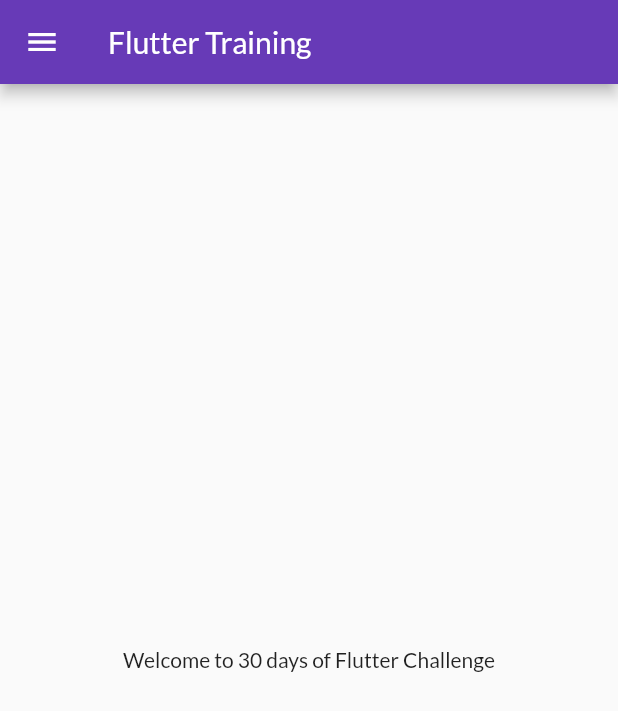
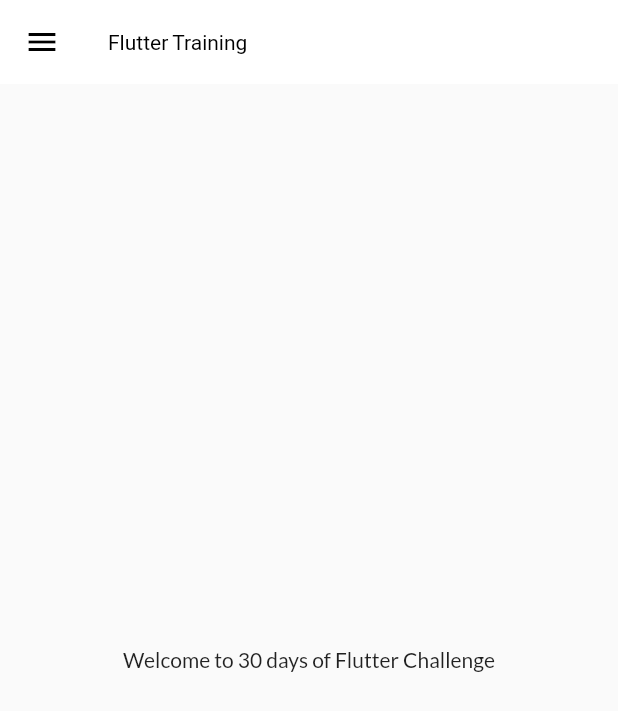
Before and after one commit to Sparsh09/30DaysOfFlutter, a Flutter app: the screen it shows after launch, on a phone screen of 412 x 824 dp. Shown: the top 711 px of the screen. Run offline on Flutter 3.47's test engine with Material 2 defaults, Android fonts, the phone set to English and light mode, and no system bars; our stand-ins replace google_fonts.

Commit message:
day 9 theme completed

```diff
--- a/lib/main.dart
+++ b/lib/main.dart
@@ -2,6 +2,7 @@ import 'package:flutter/material.dart';
 import 'package:flutter_application_1/pages/home_page.dart';
 import 'package:flutter_application_1/pages/login_page.dart';
 import 'package:flutter_application_1/utils/routes.dart';
+import 'package:flutter_application_1/widgets/themes.dart';
 import 'package:google_fonts/google_fonts.dart';
 
 void main() {
@@ -16,15 +17,14 @@ class MyApp extends StatelessWidget {
     // bringMobile(isIos :true); //* Methods in dart *//
     return MaterialApp(
       themeMode: ThemeMode.light,
-      theme: ThemeData(
-          primarySwatch: Colors.deepPurple, fontFamily: GoogleFonts.lato().fontFamily),
-      darkTheme: ThemeData(brightness: Brightness.dark),
+      theme: MyThemes.lightTheme,
+      darkTheme: MyThemes.darkTheme,
       debugShowCheckedModeBanner: false,
       initialRoute: MyRoutes.homeRoute,
       routes: {
         "/": (context) => LoginPage(),
         MyRoutes.loginRoute: (context) => LoginPage(),
-        MyRoutes.homeRoute : (context) => HomePage()
+        MyRoutes.homeRoute: (context) => HomePage()
       },
     );
   }
--- /dev/null
+++ b/lib/widgets/themes.dart
@@ -0,0 +1,17 @@
+import 'package:flutter/material.dart';
+import 'package:google_fonts/google_fonts.dart';
+
+class MyThemes {
+  static ThemeData get lightTheme => ThemeData(
+        primarySwatch: Colors.deepPurple,
+        fontFamily: GoogleFonts.lato().fontFamily,
+        appBarTheme: AppBarTheme(
+          color: Colors.white,
+          elevation: 0.0,
+          iconTheme: IconThemeData(color: Colors.black),
+          titleTextStyle: TextStyle(color: Colors.black),
+        ),
+      );
+
+       static ThemeData get darkTheme => ThemeData(brightness: Brightness.dark);
+}
```
